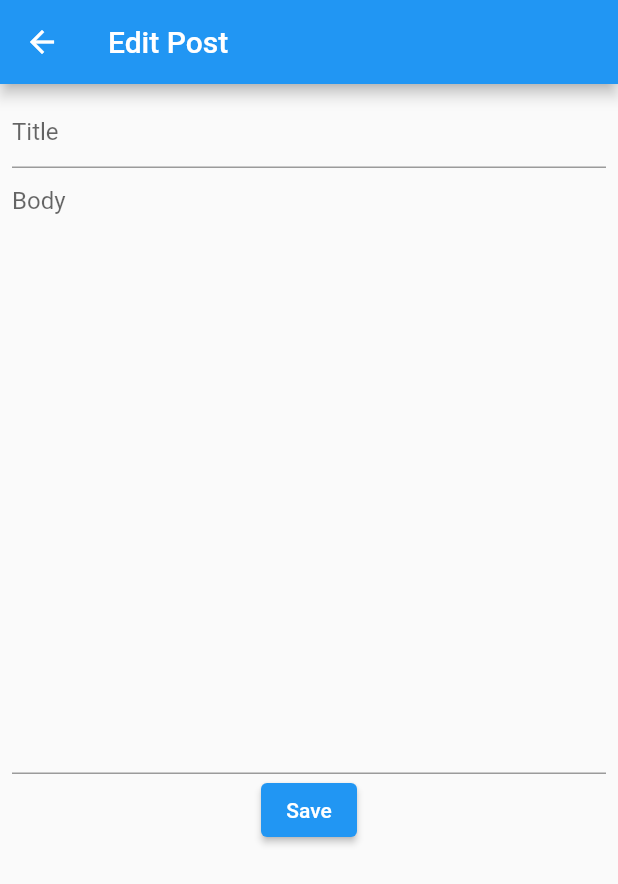
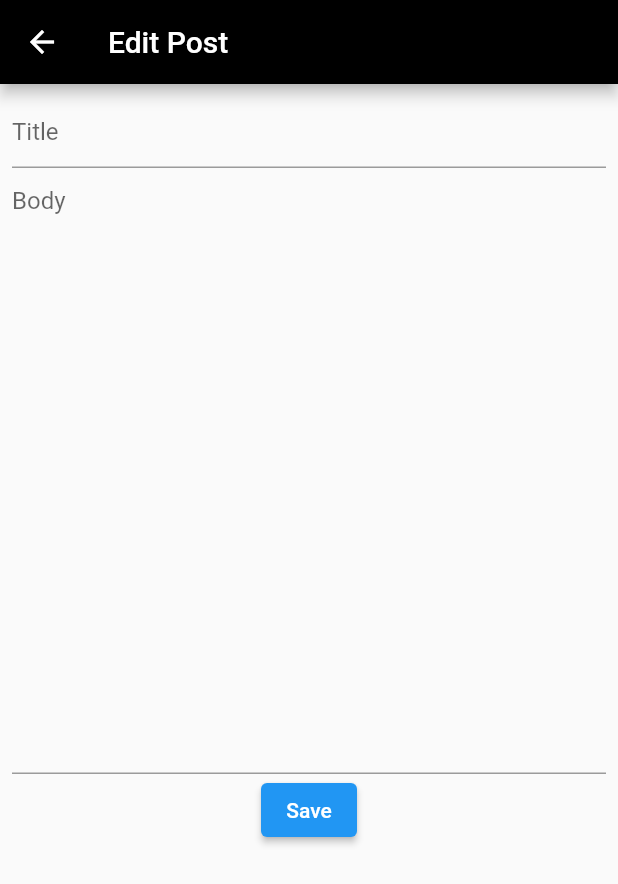
Before and after one commit to Flutter-GG/HW-2, a Flutter app: the EditPostPage screen opened directly with empty values, on a phone screen of 412 x 824 dp. Shown: the top 884 px of the screen. Run offline on Flutter 3.47's test engine with Material 2 defaults, Android fonts, the phone set to English and light mode, and no system bars.

Commit message:
minor fixes

```diff
--- a/flutter_hw2/lib/custom_widgets/floating_button_action.dart
+++ b/flutter_hw2/lib/custom_widgets/floating_button_action.dart
@@ -22,6 +22,10 @@ class CustomFloatingbuttonActionState
           Navigator.push(
             context,
             MaterialPageRoute(builder: (context) => const AddPostPage()),
+          ).then(
+            (value) => {
+              if (value == "addedPost") {setState(() {})}
+            },
           );
         },
         child: const Icon(Icons.add));
--- a/flutter_hw2/lib/screens/add_post_screen.dart
+++ b/flutter_hw2/lib/screens/add_post_screen.dart
@@ -88,6 +88,6 @@ class _AddPostPageState extends State<AddPostPage> {
         postsList.add(newPost);
       });
     }
-    Navigator.pop(context);
+    Navigator.pop(context, "addedPost");
   }
 }
--- a/flutter_hw2/lib/screens/updating_post_screen.dart
+++ b/flutter_hw2/lib/screens/updating_post_screen.dart
@@ -1,4 +1,5 @@
 import 'package:flutter/material.dart';
+import 'package:flutter_hw2/custom_widgets/custom_app_bar_widget.dart';
 import 'package:flutter_hw2/data/data_model.dart';
 
 /* this is for updating the post, change the body anf the title of the post */
@@ -26,9 +27,7 @@ class _EditPostPageState extends State<EditPostPage> {
   @override
   Widget build(BuildContext context) {
     return Scaffold(
-      appBar: AppBar(
-        title: const Text('Edit Post'),
-      ),
+      appBar: const CustomAppBar(title: 'Edit Post'),
       body: Container(
         padding: const EdgeInsets.all(8.0),
         child: Column(
```
